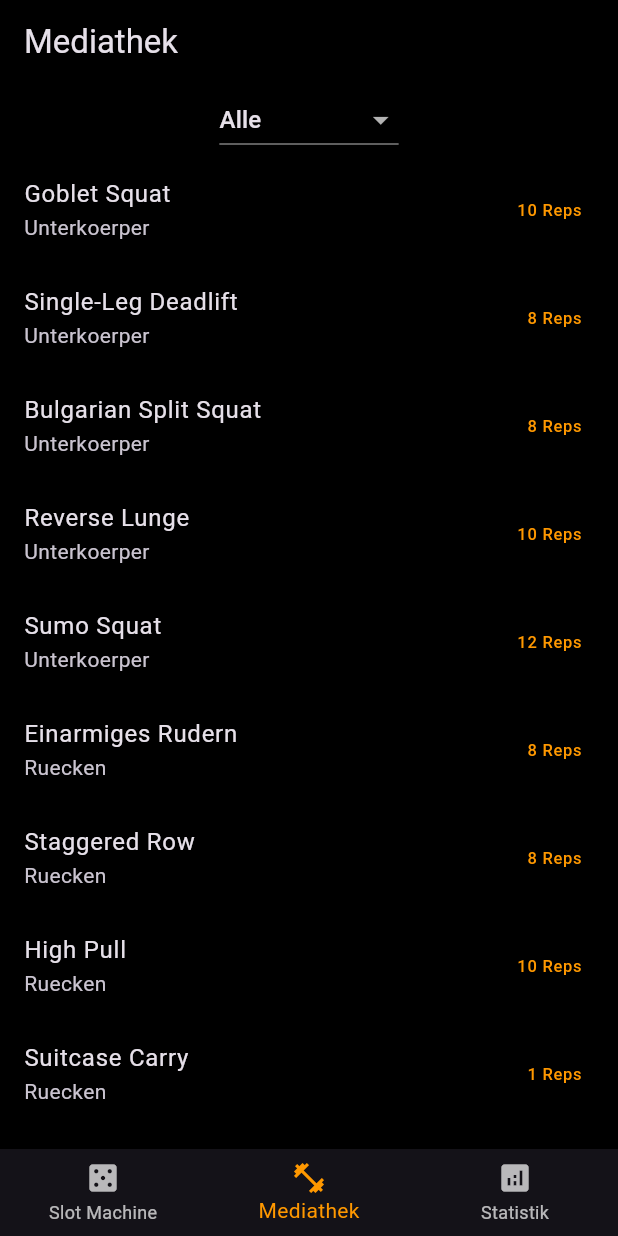
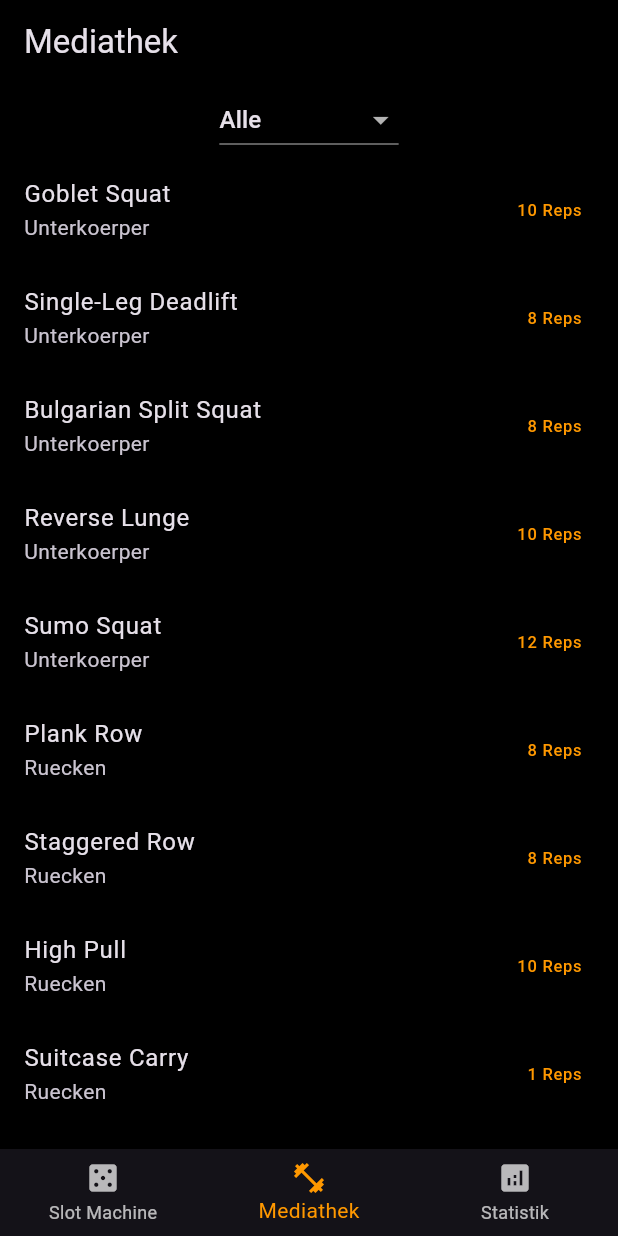
Before and after one commit to Schlippinger/onekettledbandit, a Flutter app: the screen it shows after launch, item 2 of the bottom bar chosen, on a phone screen of 412 x 824 dp. Run offline on Flutter 3.47's test engine with Material 3 defaults, Android fonts, the phone set to English and light mode, and no system bars; our stand-ins replace shared_preferences, wakelock_plus.

Commit message:
Update main.dart

```diff
--- a/lib/main.dart
+++ b/lib/main.dart
@@ -45,19 +45,19 @@ class Uebung {
 
   static const List<Uebung> alleUebungen = [
     Uebung(name: 'Goblet Squat', beschreibung: 'Kettlebell vor der Brust halten. Fuesse schulterbreit. Gesaess nach hinten absenken.', muskeln: 'Oberschenkel, Gesaess', kategorie: 'Unterkoerper', bildUrl: 'assets/gobletsquat.png', standardWiederholungen: 10),
-    Uebung(name: 'Single-Leg Deadlift', beschreibung: 'Einbeinig stehen, Huefte nach hinten schieben, Kettlebell kontrolliert senken.', muskeln: 'Beinrueckseite, Gesaess', kategorie: 'Unterkoerper', bildUrl: 'assets/singlelegdeadlift.png', standardWiederholungen: 8),
+    Uebung(name: 'Single-Leg Deadlift', beschreibung: 'Einbeinig stehen, Huefte nach hinten schieben, Kettlebell kontrolliert senken.', muskeln: 'Beinrueckseite, Gesaess', kategorie: 'Unterkoerper', bildUrl: 'https://picsum.photos/id/21/400/600', standardWiederholungen: 8),
     Uebung(name: 'Bulgarian Split Squat', beschreibung: 'Hinterer Fuss erhöht ablegen. Kettlebell vor der Brust. Tief absenken.', muskeln: 'Beine, Balance', kategorie: 'Unterkoerper', bildUrl: 'assets/bulgariansplitsquad.png', standardWiederholungen: 8),
-    Uebung(name: 'Reverse Lunge', beschreibung: 'Aufrechter Stand. Weiten Schritt nach hinten machen. Knie fast zum Boden.', muskeln: 'Beine, Gesaess', kategorie: 'Unterkoerper', bildUrl: 'assets/reverselunge.png', standardWiederholungen: 10),
-    Uebung(name: 'Sumo Squat', beschreibung: 'Breiter Stand, Zehen nach aussen. 3 Sek. am tiefsten Punkt halten.', muskeln: 'Adduktoren, Gesaess', kategorie: 'Unterkoerper', bildUrl: 'assets/sumosquat.png', standardWiederholungen: 12),
-    Uebung(name: 'Einarmiges Rudern', beschreibung: 'Vorgebeugt, einarmig die Kugel zur Huefte ziehen. Ellbogen eng am Körper.', muskeln: 'Ruecken, Bizeps', kategorie: 'Ruecken', bildUrl: 'assets/einarmigesrudern.png', standardWiederholungen: 8),
-    Uebung(name: 'Staggered Row', beschreibung: 'Versetzter Stand. Gewicht auf vorderem Bein. Einarmig rudern.', muskeln: 'Ruecken, Latissimus', kategorie: 'Ruecken', bildUrl: 'assets/staggeredrow.png', standardWiederholungen: 8),
+    Uebung(name: 'Reverse Lunge', beschreibung: 'Aufrechter Stand. Weiten Schritt nach hinten machen. Knie fast zum Boden.', muskeln: 'Beine, Gesaess', kategorie: 'Unterkoerper', bildUrl: 'https://picsum.photos/id/23/400/600', standardWiederholungen: 10),
+    Uebung(name: 'Sumo Squat', beschreibung: 'Breiter Stand, Zehen nach aussen. 3 Sek. am tiefsten Punkt halten.', muskeln: 'Adduktoren, Gesaess', kategorie: 'Unterkoerper', bildUrl: 'https://picsum.photos/id/24/400/600', standardWiederholungen: 12),
+    Uebung(name: 'Plank Row', beschreibung: 'In stabiler Liegestuetzposition aufstützen. Die Kugel abwechselnd kontrolliert zur Huefte ziehen. Core fest halten.', muskeln: 'Ruecken, Core, Bizeps', kategorie: 'Ruecken', bildUrl: 'assets/plankrow.png', standardWiederholungen: 8),
+    Uebung(name: 'Staggered Row', beschreibung: 'Versetzter Stand. Gewicht auf vorderem Bein. Einarmig rudern.', muskeln: 'Ruecken, Latissimus', kategorie: 'Ruecken', bildUrl: 'https://picsum.photos/id/26/400/600', standardWiederholungen: 8),
     Uebung(name: 'High Pull', beschreibung: 'Explosiv aus der Huefte nach oben ziehen. Ellbogen fuehrt die Bewegung.', muskeln: 'Oberer Ruecken, Schultern', kategorie: 'Ruecken', bildUrl: 'assets/highpull.png', standardWiederholungen: 10),
-    Uebung(name: 'Suitcase Carry', beschreibung: 'Kettlebell einseitig halten. Aufrecht gehen, ohne zur Seite zu kippen.', muskeln: 'Ruecken, Griffkraft, Core', kategorie: 'Ruecken', bildUrl: 'assets/suitcasecarry.png', standardWiederholungen: 1),
+    Uebung(name: 'Suitcase Carry', beschreibung: 'Kettlebell einseitig halten. Aufrecht gehen, ohne zur Seite zu kippen.', muskeln: 'Ruecken, Griffkraft, Core', kategorie: 'Ruecken', bildUrl: 'https://picsum.photos/id/28/400/600', standardWiederholungen: 1),
     Uebung(name: 'Overhead Press', beschreibung: 'Aus der Rack-Position gerade nach oben druecken. Core fest halten.', muskeln: 'Schultern, Trizeps', kategorie: 'Oberkoerper', bildUrl: 'assets/overheadpress.png', standardWiederholungen: 6),
-    Uebung(name: 'Push Press', beschreibung: 'Leichter Schwung aus den Beinen nutzen, um die Kugel nach oben zu druecken.', muskeln: 'Schultern, Beine', kategorie: 'Oberkoerper', bildUrl: 'assets/pushpress.png', standardWiederholungen: 8),
+    Uebung(name: 'Push Press', beschreibung: 'Leichter Schwung aus den Beinen nutzen, um die Kugel nach oben zu druecken.', muskeln: 'Schultern, Beine', kategorie: 'Oberkoerper', bildUrl: 'https://picsum.photos/id/30/400/600', standardWiederholungen: 8),
     Uebung(name: 'Floor Press', beschreibung: 'Auf dem Boden liegend die Kugel nach oben druecken. Ellbogen beruehrt kurz Boden.', muskeln: 'Brust, Trizeps', kategorie: 'Oberkoerper', bildUrl: 'assets/floorpress.png', standardWiederholungen: 10),
-    Uebung(name: 'Quarter Get-Up', beschreibung: 'Auf dem Ruecken, Arm gestreckt. Auf den Ellbogen aufrollen, Kugel fixieren.', muskeln: 'Schultern, Core', kategorie: 'Oberkoerper', bildUrl: 'assets/quartergetup.png', standardWiederholungen: 5),
-    Uebung(name: 'Russian Twist', beschreibung: 'Sitzend, Beine leicht angehoben. Kugel von links nach rechts bewegen.', muskeln: 'Schraege Bauchmuskeln', kategorie: 'Core', bildUrl: 'assets/russiantwist.png', standardWiederholungen: 16),
+    Uebung(name: 'Quarter Get-Up', beschreibung: 'Auf dem Ruecken, Arm gestreckt. Auf den Ellbogen aufrollen, Kugel fixieren.', muskeln: 'Schultern, Core', kategorie: 'Oberkoerper', bildUrl: 'https://picsum.photos/id/32/400/600', standardWiederholungen: 5),
+    Uebung(name: 'Russian Twist', beschreibung: 'Sitzend, Beine leicht angehoben. Kugel von links nach rechts bewegen.', muskeln: 'Schraege Bauchmuskeln', kategorie: 'Core', bildUrl: 'https://picsum.photos/id/33/400/600', standardWiederholungen: 16),
     Uebung(name: 'Kettlebell Sit-Up', beschreibung: 'Rueckenlage, Kugel vor der Brust. Kontrolliert aufsetzen.', muskeln: 'Bauchmuskeln', kategorie: 'Core', bildUrl: 'assets/kettlebellsitup.png', standardWiederholungen: 10),
     Uebung(name: 'Plank Pull-Through', beschreibung: 'In Liegestuetzposition die Kugel unter dem Körper durchziehen.', muskeln: 'Core-Stabilitaet', kategorie: 'Core', bildUrl: 'assets/plankpullthrough.png', standardWiederholungen: 10),
     Uebung(name: 'Dead Bug', beschreibung: 'Rueckenlage, Kugel halten. Beine abwechselnd gestreckt absenken.', muskeln: 'Tiefer Core', kategorie: 'Core', bildUrl: 'assets/deadbug.png', standardWiederholungen: 10),
```
